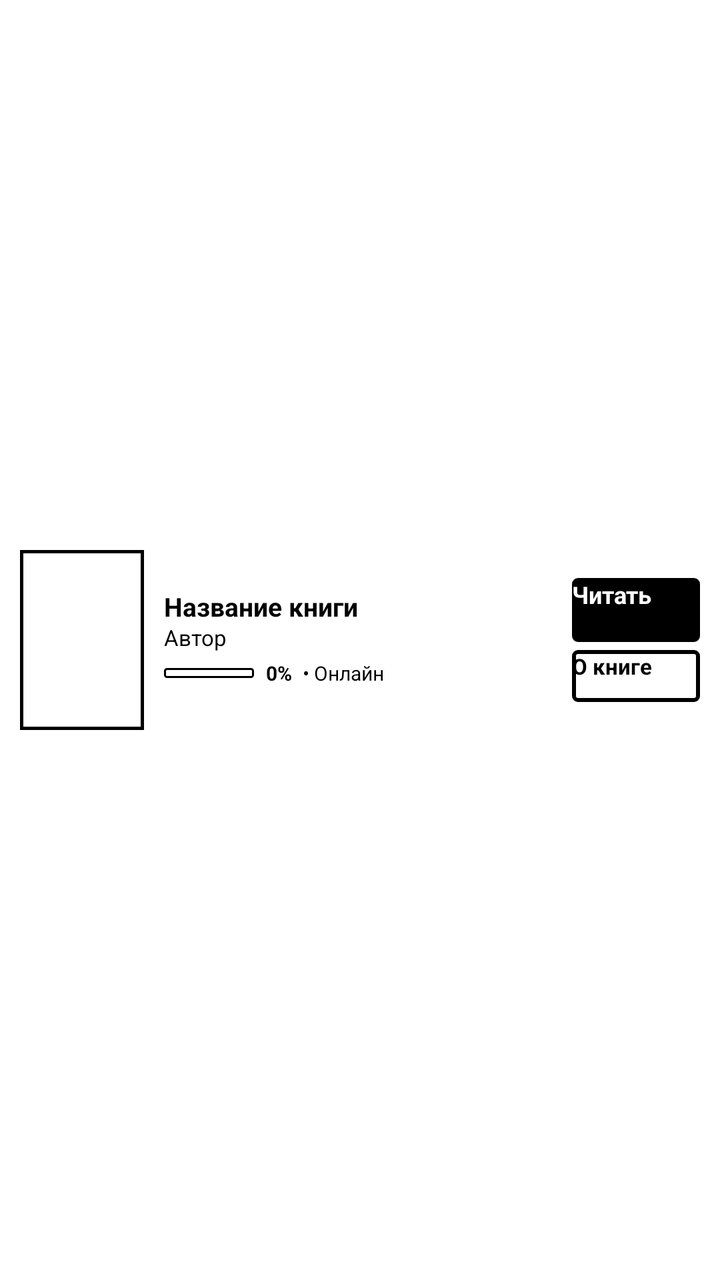
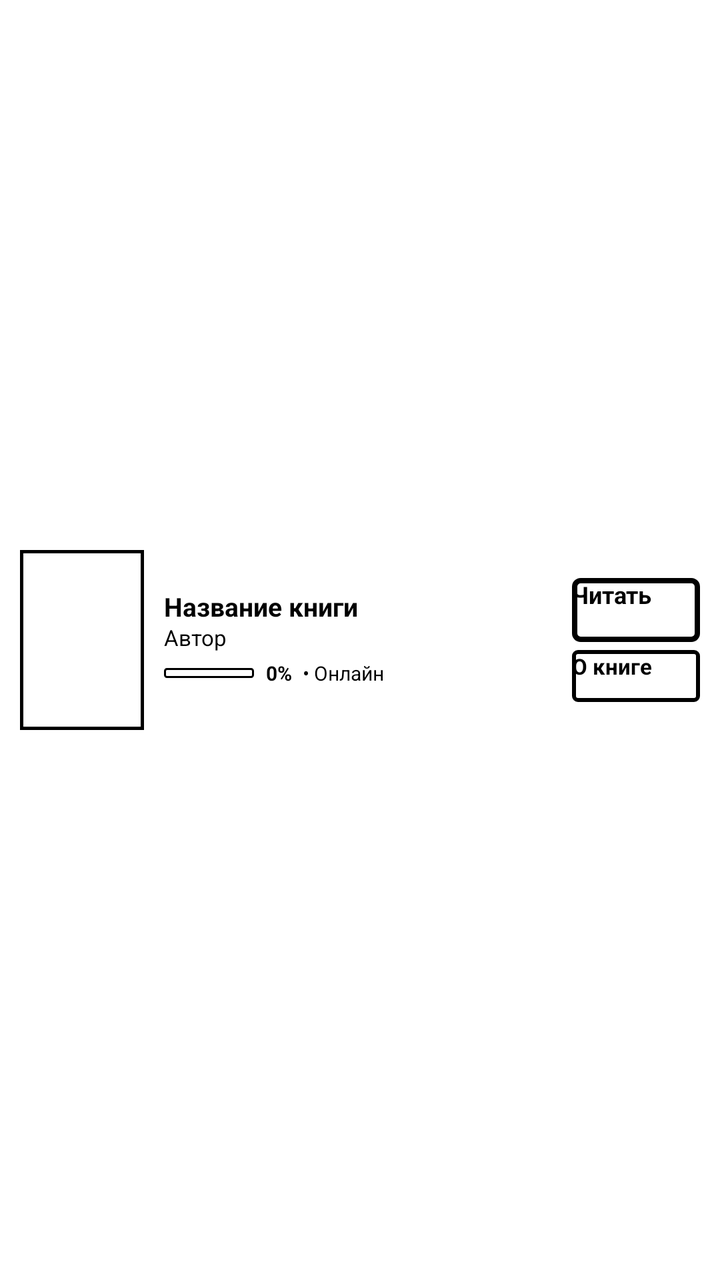

Screens rendered from an Android XML layout before and after an edit, with the pre-edit source and the edit as a unified diff.
<!-- AndroidManifest.xml: application theme Theme.EInk -->
<!-- res/layout/item_book.xml -->
<?xml version="1.0" encoding="utf-8"?>
<LinearLayout xmlns:android="http://schemas.android.com/apk/res/android"
    android:layout_width="match_parent"
    android:layout_height="wrap_content"
    android:orientation="horizontal"
    android:paddingLeft="10dp"
    android:paddingRight="10dp"
    android:paddingTop="9dp"
    android:paddingBottom="9dp"
    android:gravity="center_vertical"
    android:background="@color/eink_white">

    
    <ImageView
        android:id="@+id/book_cover"
        android:layout_width="62dp"
        android:layout_height="90dp"
        android:layout_marginRight="10dp"
        android:background="@drawable/cover_border"
        android:padding="2dp"
        android:scaleType="centerCrop" />

    
    <LinearLayout
        android:layout_width="0dp"
        android:layout_height="wrap_content"
        android:layout_weight="1"
        android:orientation="vertical">

        <TextView
            android:id="@+id/book_title"
            android:layout_width="match_parent"
            android:layout_height="wrap_content"
            android:text="Название книги"
            android:textSize="13sp"
            android:textStyle="bold"
            android:textColor="@color/eink_black"
            android:includeFontPadding="false"
            android:lineSpacingMultiplier="0.9" />

        <TextView
            android:id="@+id/book_author"
            android:layout_width="match_parent"
            android:layout_height="wrap_content"
            android:text="Автор"
            android:textSize="11sp"
            android:textStyle="normal"
            android:textColor="@color/eink_black"
            android:layout_marginTop="1dp"
            android:includeFontPadding="false"
            android:lineSpacingMultiplier="0.95" />

        
        <TextView
            android:id="@+id/book_annotation"
            android:layout_width="match_parent"
            android:layout_height="wrap_content"
            android:visibility="gone" />

        
        <LinearLayout
            android:layout_width="match_parent"
            android:layout_height="wrap_content"
            android:orientation="horizontal"
            android:gravity="center_vertical"
            android:layout_marginTop="4dp">

            <ProgressBar
                android:id="@+id/book_progress_bar"
                style="?android:attr/progressBarStyleHorizontal"
                android:layout_width="45dp"
                android:layout_height="5dp"
                android:progressDrawable="@drawable/progress_eink_bar"
                android:max="100"
                android:progress="0"
                android:layout_marginRight="6dp" />

            <TextView
                android:id="@+id/book_progress"
                android:layout_width="wrap_content"
                android:layout_height="wrap_content"
                android:text="0%"
                android:textSize="10sp"
                android:textStyle="bold"
                android:textColor="@color/eink_black"
                android:singleLine="true" />

            <TextView
                android:id="@+id/book_status_tag"
                android:layout_width="wrap_content"
                android:layout_height="wrap_content"
                android:text=" • Онлайн"
                android:textSize="10sp"
                android:textColor="@color/eink_black"
                android:singleLine="true"
                android:layout_marginLeft="3dp" />
        </LinearLayout>
    </LinearLayout>

    
    <LinearLayout
        android:layout_width="wrap_content"
        android:layout_height="wrap_content"
        android:orientation="vertical"
        android:gravity="center"
        android:layout_marginLeft="6dp">

        <Button
            android:id="@+id/book_read_btn"
            android:layout_width="64dp"
            android:layout_height="32dp"
            android:minHeight="0dp"
            android:minWidth="0dp"
            android:text="@string/btn_read"
            android:textSize="12sp"
            android:textStyle="bold"
            android:textColor="@color/eink_white"
            android:background="@drawable/btn_eink_primary"
            android:includeFontPadding="false"
            android:paddingTop="2dp"
            android:paddingBottom="2dp"
            android:layout_marginBottom="4dp" />

        <Button
            android:id="@+id/book_download_btn"
            android:layout_width="64dp"
            android:layout_height="26dp"
            android:minHeight="0dp"
            android:minWidth="0dp"
            android:text="О книге"
            android:textSize="11sp"
            android:textStyle="bold"
            android:textColor="@color/eink_black"
            android:background="@drawable/btn_eink"
            android:includeFontPadding="false"
            android:paddingTop="2dp"
            android:paddingBottom="2dp" />
    </LinearLayout>

</LinearLayout>
<!-- resources referenced by this layout -->
<resources>
  <color name="eink_black">#000000</color>
  <color name="eink_white">#FFFFFF</color>
  <!-- drawable btn_eink (drawable) -->
  <?xml version="1.0" encoding="utf-8"?>
  <selector xmlns:android="http://schemas.android.com/apk/res/android">
      <item android:state_pressed="true">
          <shape android:shape="rectangle">
              <solid android:color="#000000" />
              <stroke android:width="2dp" android:color="#000000" />
              <corners android:radius="2dp" />
          </shape>
      </item>
      <item>
          <shape android:shape="rectangle">
              <solid android:color="#FFFFFF" />
              <stroke android:width="2dp" android:color="#000000" />
              <corners android:radius="2dp" />
          </shape>
      </item>
  </selector>
  <!-- drawable btn_eink_primary (drawable) -->
  <?xml version="1.0" encoding="utf-8"?>
  <selector xmlns:android="http://schemas.android.com/apk/res/android">
      <item android:state_pressed="true">
          <shape android:shape="rectangle">
              <solid android:color="#FFFFFF" />
              <stroke android:width="2dp" android:color="#000000" />
              <corners android:radius="2dp" />
          </shape>
      </item>
      <item>
          <shape android:shape="rectangle">
              <solid android:color="#000000" />
              <stroke android:width="2dp" android:color="#000000" />
              <corners android:radius="2dp" />
          </shape>
      </item>
  </selector>
  <!-- drawable cover_border (drawable) -->
  <?xml version="1.0" encoding="utf-8"?>
  <shape xmlns:android="http://schemas.android.com/apk/res/android"
      android:shape="rectangle">
      <solid android:color="#FFFFFF" />
      <stroke
          android:width="1.5dp"
          android:color="#000000" />
  </shape>
  <!-- drawable progress_eink_bar (drawable) -->
  <?xml version="1.0" encoding="utf-8"?>
  <layer-list xmlns:android="http://schemas.android.com/apk/res/android">
      <item android:id="@android:id/background">
          <shape android:shape="rectangle">
              <solid android:color="#FFFFFF" />
              <stroke android:width="1dp" android:color="#000000" />
              <corners android:radius="1dp" />
          </shape>
      </item>
      <item android:id="@android:id/progress">
          <clip>
              <shape android:shape="rectangle">
                  <solid android:color="#000000" />
                  <corners android:radius="1dp" />
              </shape>
          </clip>
      </item>
  </layer-list>
  <string name="btn_read">Читать</string>
  <style name="Theme.EInk" parent="android:Theme.Holo.Light.NoActionBar">
          <item name="android:windowBackground">@color/eink_white</item>
          <item name="android:colorBackground">@color/eink_white</item>
          <item name="android:textColorPrimary">@color/eink_black</item>
          <item name="android:windowAnimationStyle">@style/Animation.EInk.NoAnimation</item>
      </style>
  <style name="Animation.EInk.NoAnimation" parent="android:Animation">
          <item name="android:windowEnterAnimation">@null</item>
          <item name="android:windowExitAnimation">@null</item>
          <item name="android:activityOpenEnterAnimation">@null</item>
          <item name="android:activityOpenExitAnimation">@null</item>
          <item name="android:activityCloseEnterAnimation">@null</item>
          <item name="android:activityCloseExitAnimation">@null</item>
      </style>
</resources>

<!-- the commit's change to res/layout/item_book.xml (unified diff, before → after) -->
@@ -114,7 +114,7 @@
             android:text="@string/btn_read"
             android:textSize="12sp"
             android:textStyle="bold"
-            android:textColor="@color/eink_white"
+            android:textColor="@color/eink_black"
             android:background="@drawable/btn_eink_primary"
             android:includeFontPadding="false"
             android:paddingTop="2dp"
<!-- resource entries referenced after the edit -->
@@ -25,16 +25,16 @@
   <selector xmlns:android="http://schemas.android.com/apk/res/android">
       <item android:state_pressed="true">
           <shape android:shape="rectangle">
-              <solid android:color="#FFFFFF" />
-              <stroke android:width="2dp" android:color="#000000" />
-              <corners android:radius="2dp" />
+              <solid android:color="#D0D0D0" />
+              <stroke android:width="2.5dp" android:color="#000000" />
+              <corners android:radius="3dp" />
           </shape>
       </item>
       <item>
           <shape android:shape="rectangle">
-              <solid android:color="#000000" />
-              <stroke android:width="2dp" android:color="#000000" />
-              <corners android:radius="2dp" />
+              <solid android:color="#FFFFFF" />
+              <stroke android:width="2.5dp" android:color="#000000" />
+              <corners android:radius="3dp" />
           </shape>
       </item>
   </selector>
